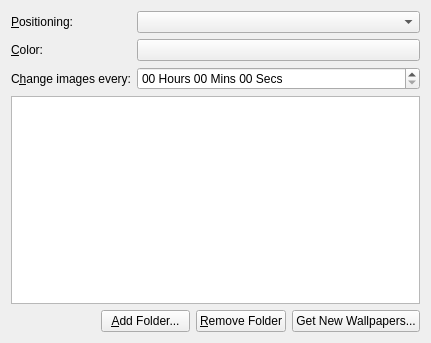
The window that plasma/generic/wallpapers/image/slideshowconfig.ui (mgottschlag/kwin-tiling) describes before a commit, drawn with Qt 5.
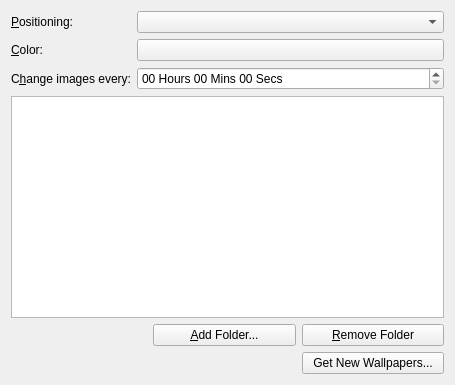
The same window after the commit. Custom widgets are drawn as their Qt base class.

Commit message: ns on two lines, makes the dialog less obscenely wide

Patch:
```diff
--- a/plasma/generic/wallpapers/image/slideshowconfig.ui
+++ b/plasma/generic/wallpapers/image/slideshowconfig.ui
@@ -6,8 +6,8 @@
    <rect>
     <x>0</x>
     <y>0</y>
-    <width>431</width>
-    <height>343</height>
+    <width>455</width>
+    <height>385</height>
    </rect>
   </property>
   <layout class="QFormLayout" name="formLayout">
@@ -115,8 +115,8 @@
     <widget class="KListWidget" name="m_dirlist"/>
    </item>
    <item row="4" column="0" colspan="2">
-    <layout class="QHBoxLayout" name="horizontalLayout">
-     <item>
+    <layout class="QGridLayout" name="gridLayout">
+     <item row="0" column="0">
       <spacer name="horizontalSpacer">
        <property name="orientation">
         <enum>Qt::Horizontal</enum>
@@ -129,7 +129,7 @@
        </property>
       </spacer>
      </item>
-     <item>
+     <item row="0" column="1">
       <widget class="KPushButton" name="m_addDir">
        <property name="sizePolicy">
         <sizepolicy hsizetype="Expanding" vsizetype="Fixed">
@@ -142,7 +142,7 @@
        </property>
       </widget>
      </item>
-     <item>
+     <item row="0" column="2">
       <widget class="KPushButton" name="m_removeDir">
        <property name="sizePolicy">
         <sizepolicy hsizetype="Expanding" vsizetype="Fixed">
@@ -155,7 +155,7 @@
        </property>
       </widget>
      </item>
-     <item>
+     <item row="1" column="2">
       <widget class="QPushButton" name="m_newStuff">
        <property name="toolTip">
         <string>Download new wallpapers</string>
```
